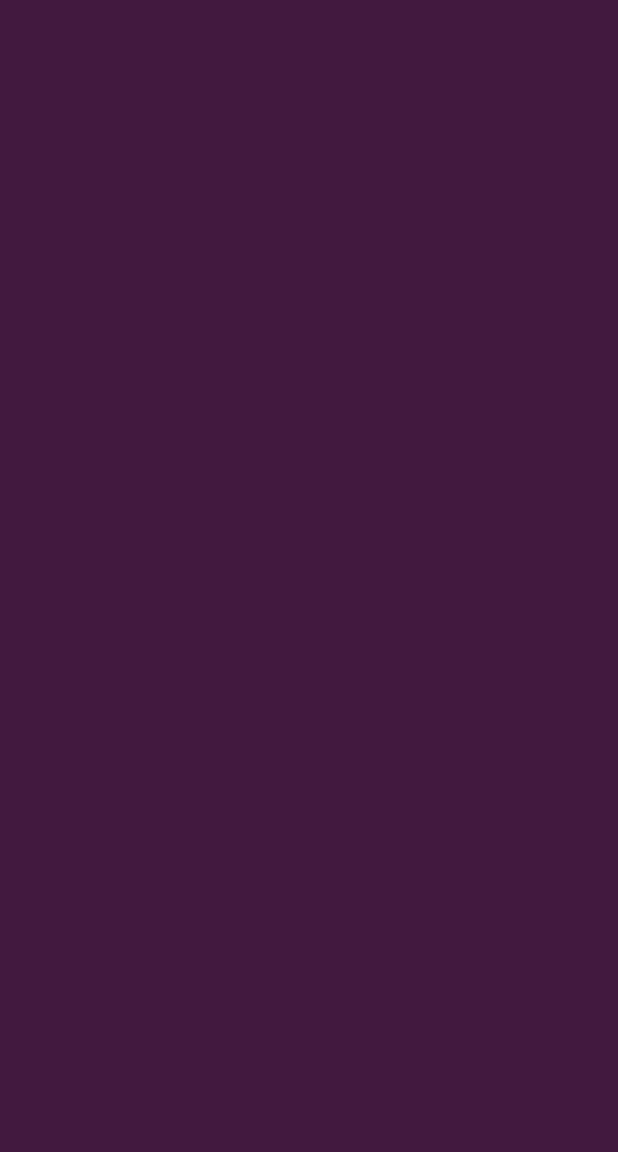
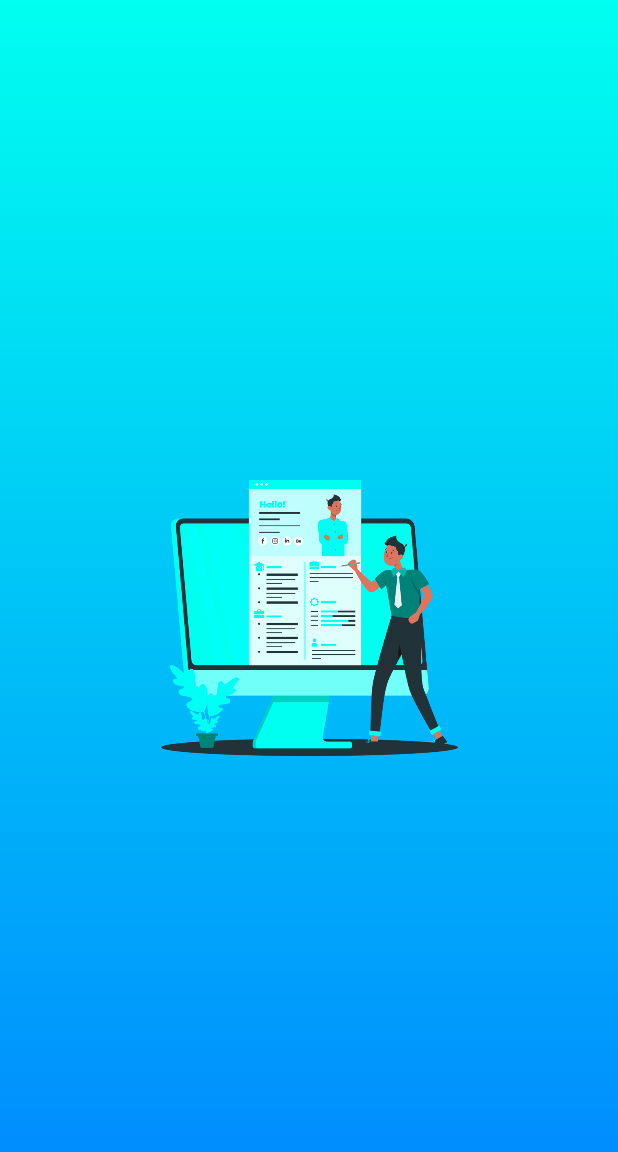
Before and after one commit to DSC-JSS-NOIDA/RAPIDHIRE-2.0, an Android app: the SplashScreen screen opened directly, with no data from a screen before it, on a phone screen of 412 x 824 dp. Before the commit the part shown is empty. Shown: the top 1152 px of the screen. Run offline under Robolectric (Android 15) with nearby library versions, the phone set to English and light mode, and no system bars.

Commit message:
SplashScreenAdded

```diff
--- a/app/src/main/res/layout/activity_splash_screen.xml
+++ b/app/src/main/res/layout/activity_splash_screen.xml
@@ -4,9 +4,21 @@
     xmlns:tools="http://schemas.android.com/tools"
     android:layout_width="match_parent"
     android:layout_height="match_parent"
-    android:background="#42193f"
+    android:background="@drawable/gradient"
     tools:context=".SplashScreen">
 
-<!--    Add Animation Using the resume.json-->
+
+    <ImageView
+        android:layout_width="198dp"
+        android:layout_height="205dp"
+        android:layout_gravity="center"
+        android:src="@drawable/img"
+        app:layout_constraintBottom_toBottomOf="parent"
+        app:layout_constraintEnd_toEndOf="parent"
+        app:layout_constraintStart_toStartOf="parent"
+        app:layout_constraintTop_toTopOf="parent" />
+
+
+    <!--    Add Animation Using the resume.json-->
 
 </androidx.constraintlayout.widget.ConstraintLayout>
--- a/app/src/main/res/values/themes.xml
+++ b/app/src/main/res/values/themes.xml
@@ -1,9 +1,12 @@
-<resources xmlns:tools="http://schemas.android.com/tools">
+ <resources xmlns:tools="http://schemas.android.com/tools">
     <!-- Base application theme. -->
     <style name="Base.Theme.RapidHire20" parent="Theme.Material3.DayNight.NoActionBar">
         <!-- Customize your light theme here. -->
         <!-- <item name="colorPrimary">@color/my_light_primary</item> -->
     </style>
 
+
+
+
     <style name="Theme.RapidHire20" parent="Base.Theme.RapidHire20" />
 </resources>
```
Also changed, not shown: app/src/main/java/com/example/rapidhire20/MainActivity.kt (+7 -0 lines).
